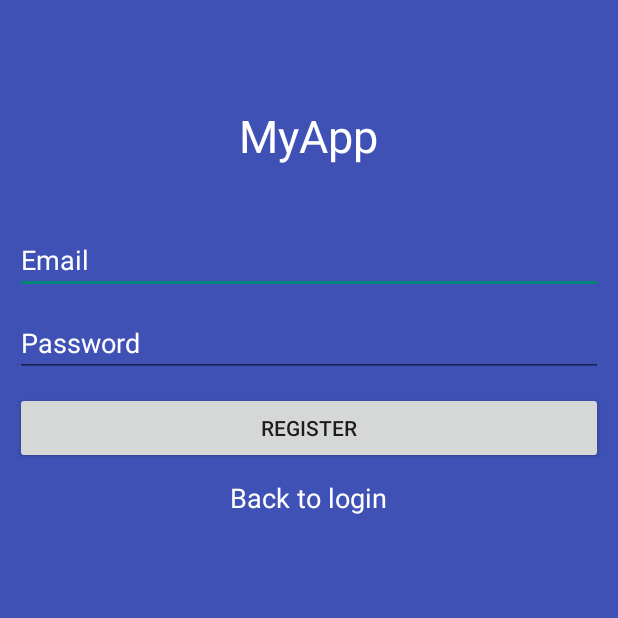
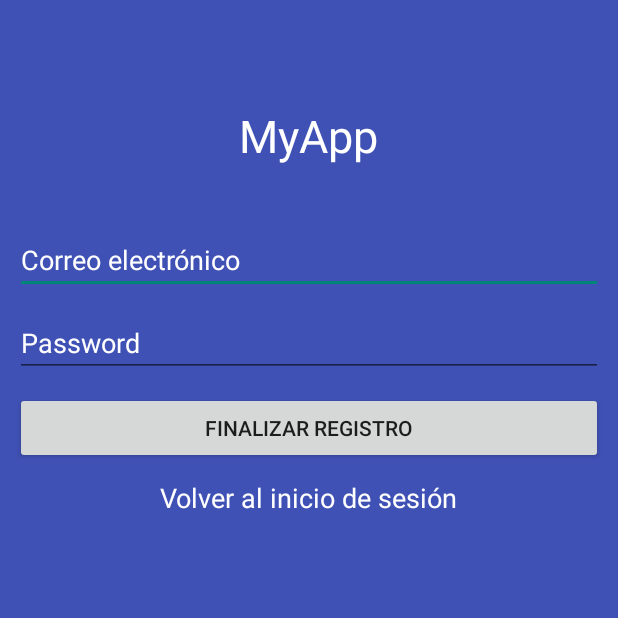
Before and after one commit to SebasRiosR/LabsCM20172, an Android app: the RegisterActivity screen opened directly, with no data from a screen before it, on a phone screen of 412 x 824 dp, the top half of it. Run offline under Robolectric (Android 15) with nearby library versions, the phone set to English and light mode, and no system bars.

Commit message:
Cambios de text a string

```diff
--- a/app/src/main/res/layout/activity_register.xml
+++ b/app/src/main/res/layout/activity_register.xml
@@ -22,7 +22,7 @@
         android:layout_height="wrap_content"
         android:inputType="textEmailAddress"
         android:id="@+id/etEmail"
-        android:hint="Email"
+        android:hint="@string/mail"
         android:textColorHint="@color/white"
         android:layout_marginTop="20dp"
         android:layout_marginBottom="10dp"
@@ -47,7 +47,7 @@
         android:id="@+id/btnReg"
         android:layout_width="match_parent"
         android:layout_height="wrap_content"
-        android:text="Register"
+        android:text="@string/finalizarReg"
         android:layout_marginBottom="10dp"
         android:layout_marginRight="10dp"
         android:layout_marginLeft="10dp"
@@ -57,10 +57,8 @@
         android:layout_width="wrap_content"
         android:layout_height="wrap_content"
         android:textAppearance="?android:attr/textAppearanceMedium"
-        android:text="Back to login"
+        android:text="@string/regresarLogin"
         android:id="@+id/tvLogin"
         android:textColor="@color/white"
         android:layout_gravity="center_horizontal" />
-
-
 </LinearLayout>
--- a/app/src/main/res/layout/app_bar_main2.xml
+++ b/app/src/main/res/layout/app_bar_main2.xml
@@ -28,8 +28,6 @@
         android:layout_height="wrap_content"
         android:layout_gravity="bottom|end"
         android:layout_margin="@dimen/fab_margin"
-
-        app:srcCompat="@drawable/ic_add"
-        />
+        app:srcCompat="@drawable/ic_add"/>
 
 </android.support.design.widget.CoordinatorLayout>
--- a/app/src/main/res/layout/nav_header_main2.xml
+++ b/app/src/main/res/layout/nav_header_main2.xml
@@ -32,6 +32,5 @@
         android:id="@+id/textView"
         android:layout_width="wrap_content"
         android:layout_height="wrap_content"
-        android:text="android.studio@android.com" />
-
+        android:text="android.studio@android.com"/>
 </LinearLayout>
--- a/app/src/main/res/values/strings.xml
+++ b/app/src/main/res/values/strings.xml
@@ -6,6 +6,8 @@
     <string name="mail">Correo electrónico</string>
     <string name="login">Iniciar sesión</string>
     <string name="signup">Registrarse</string>
+    <string name="finalizarReg">Finalizar registro</string>
+    <string name="regresarLogin">Volver al inicio de sesión</string>
     <string name="nameApp">Appartamento</string>
     <string name="title_activity_main2">Main2Activity</string>
     <string name="bienvenido">Bienvenido</string>
```
